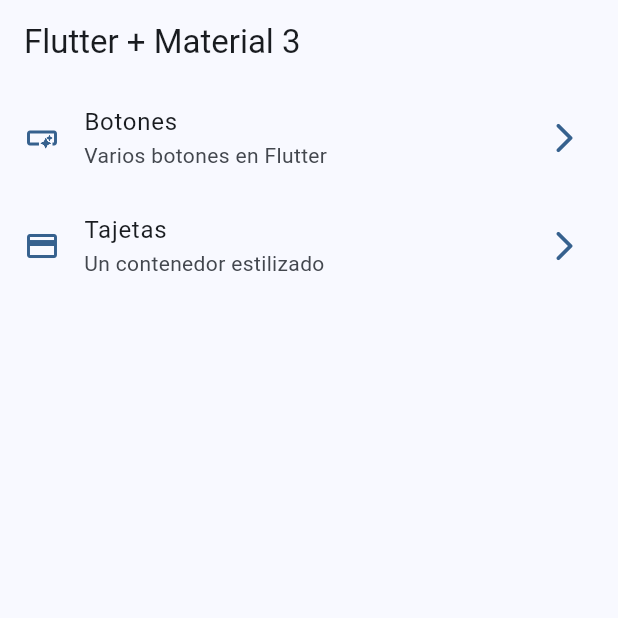
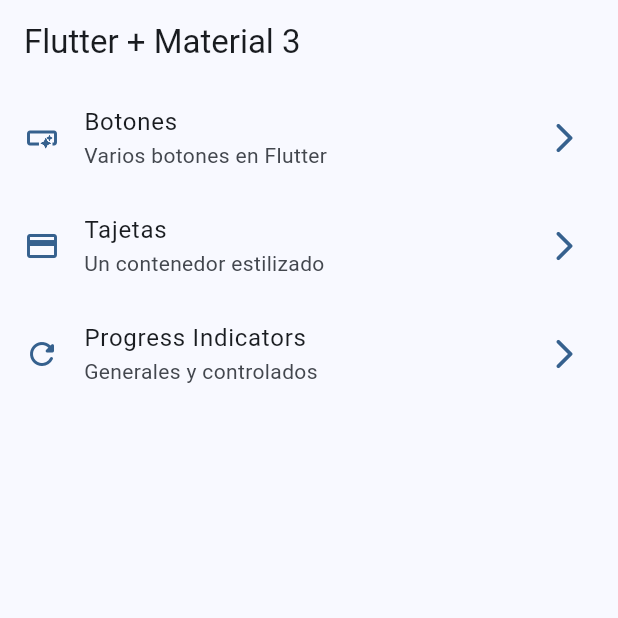
Before and after one commit to Frank712/flutter-widgets-app, a Flutter app: the screen it shows after launch, on a phone screen of 412 x 824 dp, the top half of it. Run offline on Flutter 3.47's test engine with Material 2 defaults, Android fonts, the phone set to English and light mode, and no system bars; our stand-ins replace go_router.

Commit message:
UPDATE progress indicator finish

```diff
--- a/lib/config/menu/menu_items.dart
+++ b/lib/config/menu/menu_items.dart
@@ -27,4 +27,10 @@ const appMenuItems = <MenuItem>[
     link: '/cards',
     icon: Icons.credit_card,
   ),
+  MenuItem(
+    title: 'Progress Indicators',
+    subtitle: 'Generales y controlados',
+    link: '/progress',
+    icon: Icons.refresh_rounded,
+  ),
 ];
--- a/lib/config/router/app_router.dart
+++ b/lib/config/router/app_router.dart
@@ -19,5 +19,10 @@ final appRouter = GoRouter(
       name: CardsScreen.name,
       builder: (context, state) => const CardsScreen(),
     ),
+    GoRoute(
+      path: '/progress',
+      name: ProgressScreen.name,
+      builder: (context, state) => const ProgressScreen(),
+    ),
   ],
 );
```
Also changed, not shown: lib/presentation/screens/progress/progress_screen.dart (+70 -2 lines).
